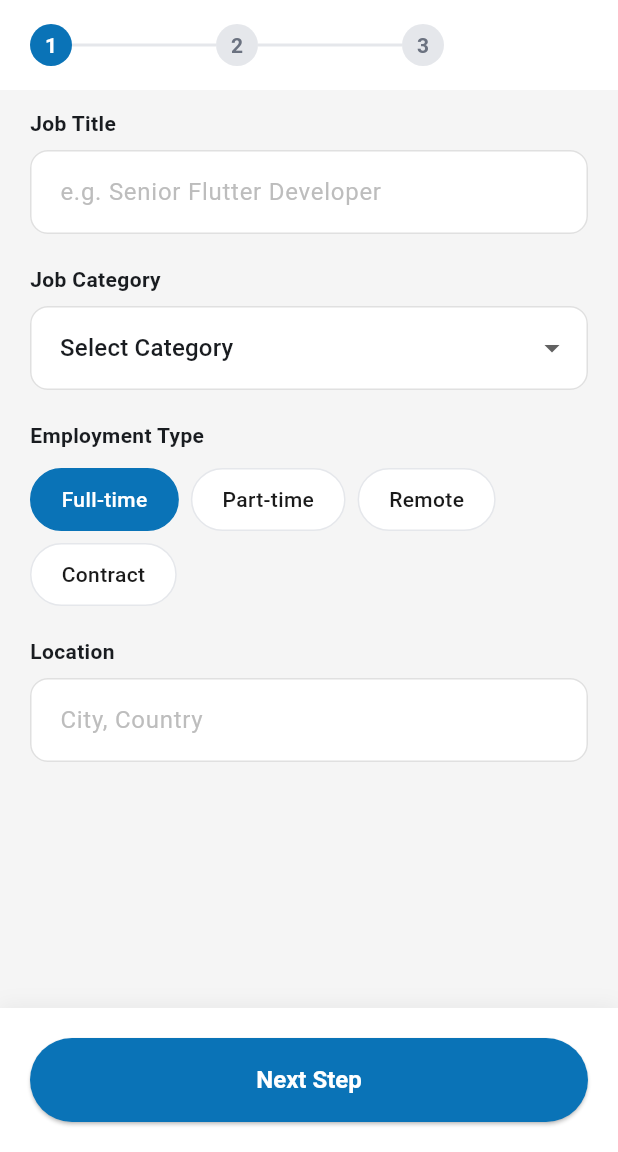
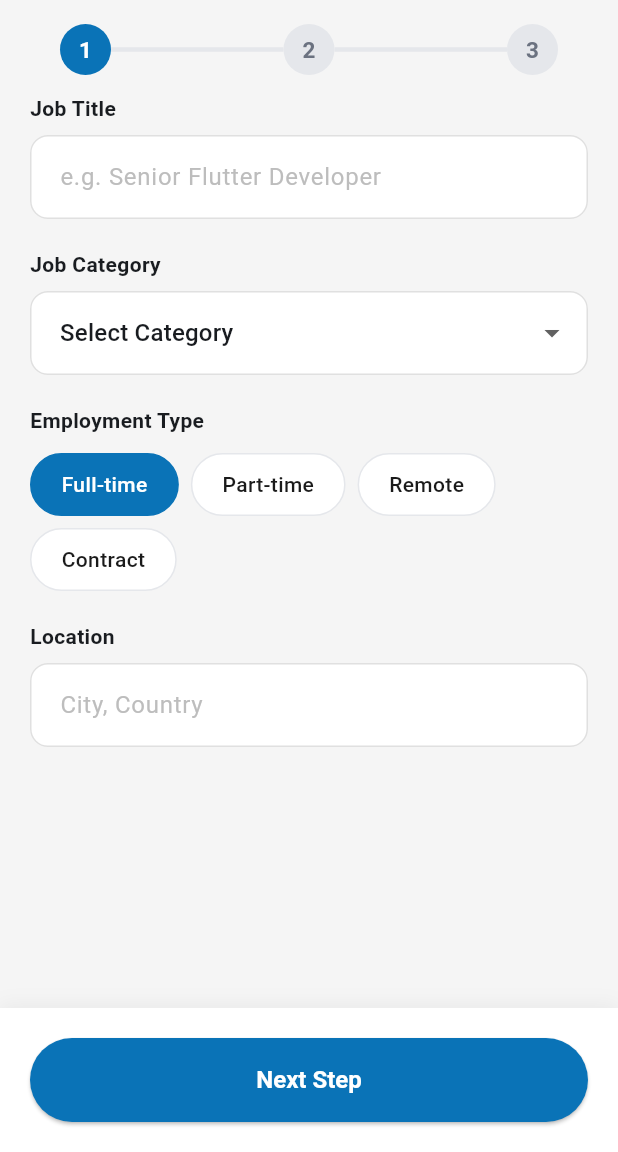
Before and after one commit to dont-wait/JobGo, a Flutter app: the ManageJobsPage screen opened directly, after a tap on "Post New Job", on a phone screen of 412 x 824 dp, the part 84-1236 px from its top. Run offline on Flutter 3.47's test engine with Material 3 defaults, Android fonts, the phone set to English and light mode, and no system bars; network calls fail.

Commit message:
feat: enhance job management UI and applicant card functionality; update job cards to accept parameters for better data handling

```diff
--- a/lib/presentation/pages/employer/manage_jobs/manage_jobs_page.dart
+++ b/lib/presentation/pages/employer/manage_jobs/manage_jobs_page.dart
@@ -25,6 +25,7 @@ class _ManageJobsPageState extends State<ManageJobsPage> {
       appBar: AppBar(
         backgroundColor: AppColors.white,
         elevation: 0,
+        automaticallyImplyLeading: false,
         title: const Text(
           'Manage Jobs',
           style: TextStyle(
@@ -70,23 +71,20 @@ class _ManageJobsPageState extends State<ManageJobsPage> {
             const SizedBox(height: 20),
             const PostNewJobBanner(),
             const SizedBox(height: 24),
-            const DraftJobCard(),
+            DraftJobCard(jobTitle: 'Product Marketing Manager'),
             const SizedBox(height: 32),
-
             ...MockJobs.recentJobs.map(
               (job) => Padding(
                 padding: const EdgeInsets.only(bottom: 24),
                 child: PublishedJobCard(
                   jobTitle: job.title,
-                  applicantsCount: job.applicants ?? 0,
                   jobId: job.id,
                   postedTime: job.postedTime,
                 ),
               ),
             ),
-
             const SizedBox(height: 24),
-            const ClosedJobCard(),
+            ClosedJobCard(jobTitle: 'Frontend Developer', applicantsCount: 5),
             const SizedBox(height: 40),
           ],
         );
@@ -100,7 +98,6 @@ class _ManageJobsPageState extends State<ManageJobsPage> {
                 padding: const EdgeInsets.only(bottom: 24),
                 child: PublishedJobCard(
                   jobTitle: job.title,
-                  applicantsCount: job.applicants ?? 0,
                   jobId: job.id,
                   postedTime: job.postedTime,
                 ),
@@ -112,19 +109,19 @@ class _ManageJobsPageState extends State<ManageJobsPage> {
 
       case 2:
         return Column(
-          children: const [
-            SizedBox(height: 20),
-            ClosedJobCard(),
-            SizedBox(height: 40),
+          children: [
+            const SizedBox(height: 20),
+            ClosedJobCard(jobTitle: 'Frontend Developer', applicantsCount: 5),
+            const SizedBox(height: 40),
           ],
         );
 
       case 3:
         return Column(
-          children: const [
-            SizedBox(height: 20),
-            DraftJobCard(),
-            SizedBox(height: 40),
+          children: [
+            const SizedBox(height: 20),
+            DraftJobCard(jobTitle: 'Product Marketing Manager'),
+            const SizedBox(height: 40),
           ],
         );
 
--- a/lib/presentation/widgets/employer/manage_jobs/closed_job_card.dart
+++ b/lib/presentation/widgets/employer/manage_jobs/closed_job_card.dart
@@ -2,7 +2,16 @@ import 'package:flutter/material.dart';
 import 'package:jobgo/core/configs/theme/app_colors.dart';
 
 class ClosedJobCard extends StatelessWidget {
-  const ClosedJobCard({super.key});
+  final String jobTitle;
+  final int applicantsCount;
+  final String endedTime;
+
+  const ClosedJobCard({
+    super.key,
+    required this.jobTitle,
+    required this.applicantsCount,
+    this.endedTime = 'Ended 1 week ago',
+  });
 
   @override
   Widget build(BuildContext context) {
@@ -26,16 +35,19 @@ class ClosedJobCard extends StatelessWidget {
                 ),
               ),
               const Spacer(),
-              const Text(
-                'Ended 1 week ago',
-                style: TextStyle(fontSize: 12, color: AppColors.textSecondary),
+              Text(
+                endedTime,
+                style: const TextStyle(
+                  fontSize: 12,
+                  color: AppColors.textSecondary,
+                ),
               ),
             ],
           ),
           const SizedBox(height: 12),
-          const Text(
-            'Frontend Developer',
-            style: TextStyle(fontSize: 16, fontWeight: FontWeight.w600),
+          Text(
+            jobTitle,
+            style: const TextStyle(fontSize: 16, fontWeight: FontWeight.w600),
           ),
           Row(
             children: [
@@ -45,9 +57,9 @@ class ClosedJobCard extends StatelessWidget {
                 color: AppColors.textSecondary,
               ),
               const SizedBox(width: 6),
-              const Text(
-                '5 Applicants',
-                style: TextStyle(color: AppColors.textSecondary),
+              Text(
+                '$applicantsCount Applicants',
+                style: const TextStyle(color: AppColors.textSecondary),
               ),
               const Spacer(),
               GestureDetector(
@@ -64,7 +76,7 @@ class ClosedJobCard extends StatelessWidget {
             children: [
               Expanded(
                 child: OutlinedButton.icon(
-                  onPressed: () {}, // Reopen
+                  onPressed: () {},
                   icon: const Icon(Icons.refresh, size: 18),
                   label: const Text('Reopen'),
                 ),
@@ -72,7 +84,7 @@ class ClosedJobCard extends StatelessWidget {
               const SizedBox(width: 12),
               Expanded(
                 child: OutlinedButton.icon(
-                  onPressed: () {}, // Delete
+                  onPressed: () {},
                   icon: const Icon(
                     Icons.delete_outline,
                     size: 18,
--- a/lib/presentation/widgets/employer/manage_jobs/draft_job_card.dart
+++ b/lib/presentation/widgets/employer/manage_jobs/draft_job_card.dart
@@ -2,7 +2,16 @@ import 'package:flutter/material.dart';
 import 'package:jobgo/core/configs/theme/app_colors.dart';
 
 class DraftJobCard extends StatelessWidget {
-  const DraftJobCard({super.key});
+  final String jobTitle;
+  final String lastSaved;
+  final String missingInfo;
+
+  const DraftJobCard({
+    super.key,
+    required this.jobTitle,
+    this.lastSaved = 'Last saved 7h ago',
+    this.missingInfo = 'Missing: Salary range, Office location',
+  });
 
   @override
   Widget build(BuildContext context) {
@@ -37,27 +46,33 @@ class DraftJobCard extends StatelessWidget {
                 ),
               ),
               const Spacer(),
-              const Text(
-                'Last saved 7h ago',
-                style: TextStyle(fontSize: 12, color: AppColors.textSecondary),
+              Text(
+                lastSaved,
+                style: const TextStyle(
+                  fontSize: 12,
+                  color: AppColors.textSecondary,
+                ),
               ),
             ],
           ),
           const SizedBox(height: 12),
-          const Text(
-            'Product Marketing Manager',
-            style: TextStyle(fontSize: 16, fontWeight: FontWeight.w600),
+          Text(
+            jobTitle,
+            style: const TextStyle(fontSize: 16, fontWeight: FontWeight.w600),
           ),
-          const Text(
-            'Missing: Salary range, Office location',
-            style: TextStyle(color: AppColors.textSecondary, fontSize: 13),
+          Text(
+            missingInfo,
+            style: const TextStyle(
+              color: AppColors.textSecondary,
+              fontSize: 13,
+            ),
           ),
           const SizedBox(height: 16),
           Row(
             children: [
               Expanded(
                 child: ElevatedButton.icon(
-                  onPressed: () {}, // TODO: Resume editing
+                  onPressed: () {},
                   icon: const Icon(Icons.play_arrow, size: 18),
                   label: const Text('Resume'),
                   style: ElevatedButton.styleFrom(
--- a/lib/presentation/widgets/employer/post_job/job_step_progress.dart
+++ b/lib/presentation/widgets/employer/post_job/job_step_progress.dart
@@ -8,21 +8,17 @@ class JobStepProgress extends StatelessWidget {
 
   @override
   Widget build(BuildContext context) {
-    return Container(
-      padding: const EdgeInsets.symmetric(horizontal: 20, vertical: 16),
-      color: AppColors.white,
-      child: Row(
-        children: List.generate(3, (index) {
-          final step = index + 1;
+    List<Widget> buildSteps() {
+      List<Widget> children = [];
+      for (int i = 0; i < 3; i++) {
+        final step = i + 1;
         final isActive = step == currentStep;
         final isCompleted = step < currentStep;
 
-          return Expanded(
-            child: Row(
-              children: [
+        children.add(
           Container(
-                  width: 28,
-                  height: 28,
+            width: 34,
+            height: 34,
             decoration: BoxDecoration(
               color: isCompleted
                   ? AppColors.success
@@ -39,23 +35,36 @@ class JobStepProgress extends StatelessWidget {
                       ? Colors.white
                       : AppColors.textSecondary,
                   fontWeight: FontWeight.w600,
+                  fontSize: 15,
                 ),
               ),
             ),
           ),
-                if (index < 2)
+        );
+
+        if (i < 2) {
+          children.add(
             Expanded(
               child: Container(
-                      height: 2,
+                height: 3,
                 color: step < currentStep
                     ? AppColors.primary
                     : AppColors.border,
               ),
             ),
-              ],
+          );
+        }
+      }
+      return children;
+    }
+
+    return Center(
+      child: Padding(
+        padding: const EdgeInsets.only(top: 16.0, left: 40.0, right: 40.0),
+        child: Row(
+          mainAxisAlignment: MainAxisAlignment.center,
+          children: buildSteps(),
         ),
-          );
-        }),
       ),
     );
   }
```
Also changed, not shown: lib/presentation/widgets/employer/applicants/applicant_card.dart (+9 -12 lines), lib/presentation/widgets/employer/applicants/job_applicants_page.dart (+8 -6 lines), lib/presentation/widgets/employer/manage_jobs/published_job_card.dart (+6 -4 lines). Lines whose indentation alone changed are shown as unchanged.
